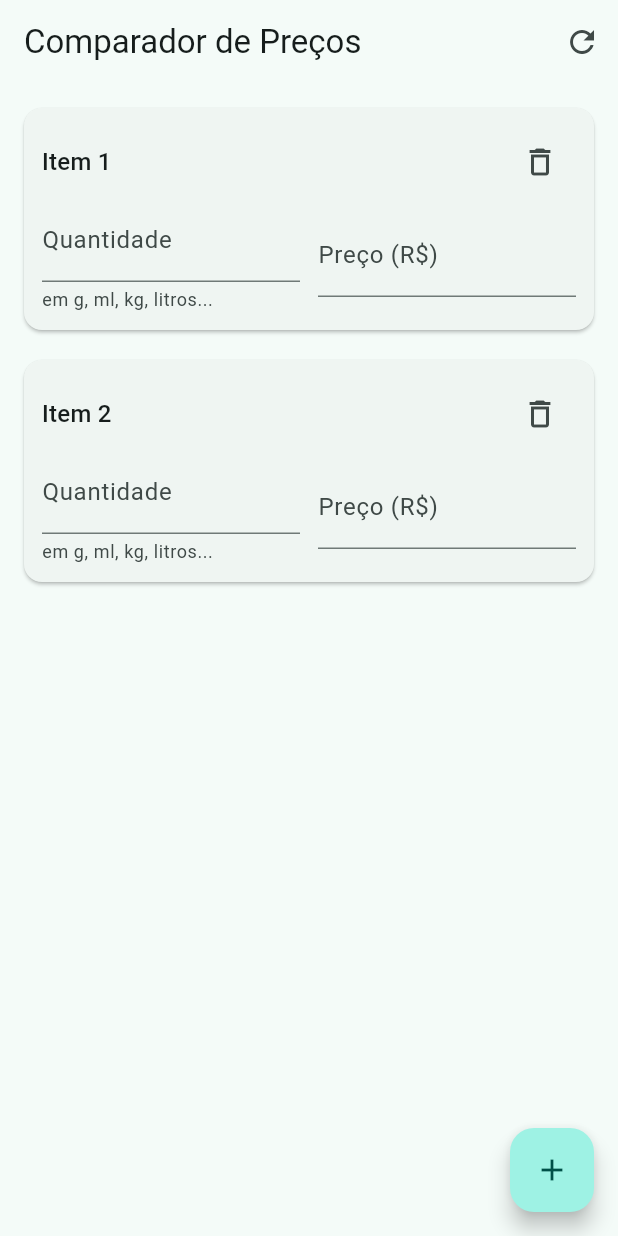
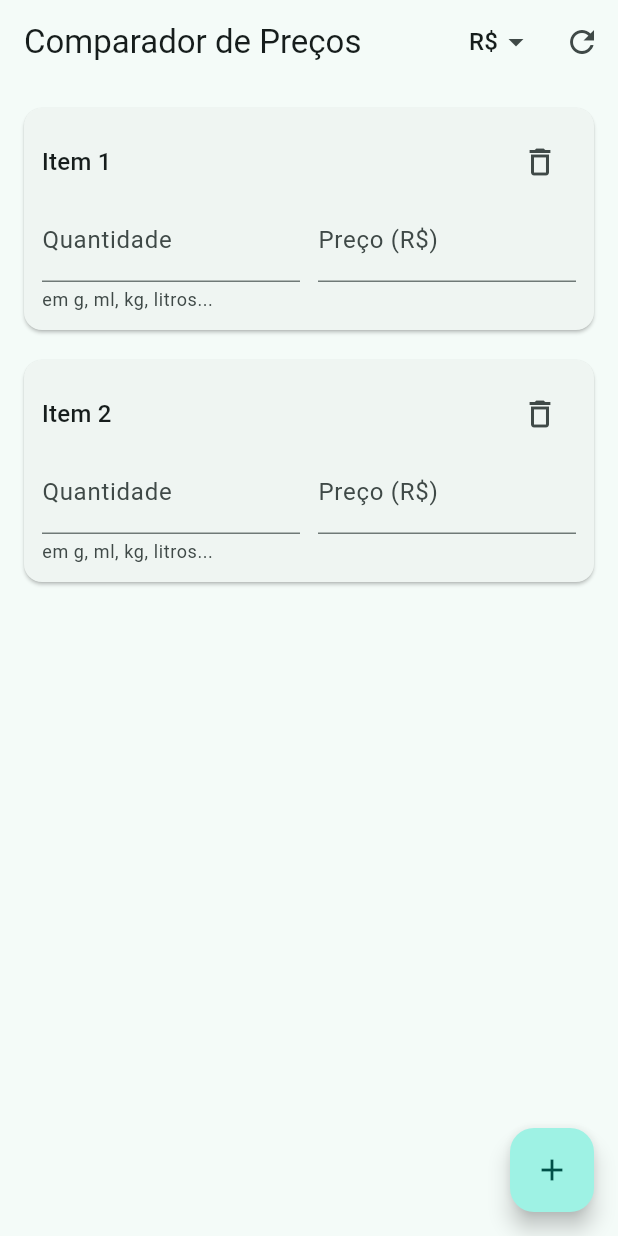
Before and after one commit to renatossa/comparador, a Flutter app: the screen it shows after launch, after a tap on the "delete outline" icon, on a phone screen of 412 x 824 dp. Run offline on Flutter 3.47's test engine with Material 3 defaults, Android fonts, the phone set to English and light mode, and no system bars; our stand-ins replace shared_preferences.

Commit message:
Primeira versão estável: corrige alinhamento, decimal e adiciona seletor de moeda
Validado em emulador Android real (Pixel_Comparador, API 36.1):

- Bug: campos Quantidade/Preço desalinhados verticalmente (Row centralizava
  por padrão apesar de alturas diferentes) — corrigido com
  crossAxisAlignment.start
- Campos numéricos agora aceitam "," e "." como separador decimal,
  tratados como equivalentes (specs/02-features/comparar-precos.md)
- Seletor manual de moeda (R$/€/$, padrão R$) na AppBar, persistido
  entre sessões — substitui a ideia de inferir a moeda pelo locale do
  idioma, que não é confiável (idioma do aparelho ≠ país do usuário,
  ver specs/03-non-functional.md)
- 04-migration-plan.md: Fases 1 e 2 marcadas como concluídas, incluindo
  verificação manual em dispositivo real

Co-Authored-By: Claude Sonnet 5 <noreply@anthropic.com>

```diff
--- a/lib/models/comparacao_model.dart
+++ b/lib/models/comparacao_model.dart
@@ -4,6 +4,7 @@ import 'package:flutter/foundation.dart';
 
 import '../services/storage_service.dart';
 import 'item.dart';
+import 'moeda.dart';
 
 class ComparacaoModel extends ChangeNotifier {
   ComparacaoModel({StorageService? storageService})
@@ -13,17 +14,30 @@ class ComparacaoModel extends ChangeNotifier {
 
   final StorageService _storage;
   final List<Item> itens = [];
+  Moeda moeda = Moeda.real;
 
-  /// Carrega os itens persistidos (RN08). Se não houver nada salvo, mantém o
-  /// estado inicial (RN05).
+  /// Carrega os itens e a moeda persistidos (RN08). Se não houver nada
+  /// salvo, mantém o estado inicial (RN05) e a moeda padrão.
   Future<void> carregar() async {
     final salvos = await _storage.carregar();
-    if (salvos.isEmpty) return;
+    if (salvos.isNotEmpty) {
+      itens
+        ..clear()
+        ..addAll(salvos);
+    }
 
-    itens
-      ..clear()
-      ..addAll(salvos);
+    final moedaSalva = await _storage.carregarMoeda();
+    if (moedaSalva != null) {
+      moeda = moedaSalva;
+    }
+
     _recalcularDestaques(persistir: false);
+  }
+
+  void selecionarMoeda(Moeda novaMoeda) {
+    moeda = novaMoeda;
+    notifyListeners();
+    unawaited(_storage.salvarMoeda(moeda));
   }
 
   void _resetarParaEstadoInicial() {
--- /dev/null
+++ b/lib/models/moeda.dart
@@ -0,0 +1,10 @@
+enum Moeda {
+  real('R\$', 'Real (Brasil)'),
+  euro('€', 'Euro'),
+  dolar('\$', 'Dólar (EUA)');
+
+  const Moeda(this.simbolo, this.nome);
+
+  final String simbolo;
+  final String nome;
+}
--- a/lib/screens/comparacao_screen.dart
+++ b/lib/screens/comparacao_screen.dart
@@ -2,6 +2,7 @@ import 'package:flutter/material.dart';
 import 'package:provider/provider.dart';
 
 import '../models/comparacao_model.dart';
+import '../models/moeda.dart';
 import '../widgets/item_card.dart';
 
 class ComparacaoScreen extends StatelessWidget {
@@ -13,6 +14,35 @@ class ComparacaoScreen extends StatelessWidget {
       appBar: AppBar(
         title: const Text('Comparador de Preços'),
         actions: [
+          Consumer<ComparacaoModel>(
+            builder: (context, model, _) => PopupMenuButton<Moeda>(
+              tooltip: 'Escolher moeda',
+              initialValue: model.moeda,
+              onSelected: (moeda) =>
+                  context.read<ComparacaoModel>().selecionarMoeda(moeda),
+              itemBuilder: (context) => Moeda.values
+                  .map(
+                    (moeda) => PopupMenuItem(
+                      value: moeda,
+                      child: Text('${moeda.simbolo}  ${moeda.nome}'),
+                    ),
+                  )
+                  .toList(),
+              child: Padding(
+                padding: const EdgeInsets.symmetric(horizontal: 8),
+                child: Row(
+                  mainAxisSize: MainAxisSize.min,
+                  children: [
+                    Text(
+                      model.moeda.simbolo,
+                      style: Theme.of(context).textTheme.titleMedium,
+                    ),
+                    const Icon(Icons.arrow_drop_down),
+                  ],
+                ),
+              ),
+            ),
+          ),
           IconButton(
             icon: const Icon(Icons.refresh),
             tooltip: 'Limpar',
@@ -37,6 +67,7 @@ class ComparacaoScreen extends StatelessWidget {
                   key: ObjectKey(item),
                   item: item,
                   index: index,
+                  moeda: model.moeda,
                   onQuantidadeChanged: (valor) =>
                       model.atualizarQuantidade(index, valor),
                   onPrecoChanged: (valor) =>
--- a/lib/services/storage_service.dart
+++ b/lib/services/storage_service.dart
@@ -3,21 +3,23 @@ import 'dart:convert';
 import 'package:shared_preferences/shared_preferences.dart';
 
 import '../models/item.dart';
+import '../models/moeda.dart';
 
 class StorageService {
-  static const _chave = 'comparacao_itens';
+  static const _chaveItens = 'comparacao_itens';
+  static const _chaveMoeda = 'comparacao_moeda';
 
   Future<void> salvar(List<Item> itens) async {
     final prefs = await SharedPreferences.getInstance();
     final lista = itens
         .map((item) => {'quantidade': item.quantidade, 'preco': item.preco})
         .toList();
-    await prefs.setString(_chave, jsonEncode(lista));
+    await prefs.setString(_chaveItens, jsonEncode(lista));
   }
 
   Future<List<Item>> carregar() async {
     final prefs = await SharedPreferences.getInstance();
-    final bruto = prefs.getString(_chave);
+    final bruto = prefs.getString(_chaveItens);
     if (bruto == null) return [];
 
     final lista = jsonDecode(bruto) as List;
@@ -28,4 +30,16 @@ class StorageService {
         ..preco = (map['preco'] as num?)?.toDouble();
     }).toList();
   }
+
+  Future<void> salvarMoeda(Moeda moeda) async {
+    final prefs = await SharedPreferences.getInstance();
+    await prefs.setString(_chaveMoeda, moeda.name);
+  }
+
+  Future<Moeda?> carregarMoeda() async {
+    final prefs = await SharedPreferences.getInstance();
+    final nome = prefs.getString(_chaveMoeda);
+    if (nome == null) return null;
+    return Moeda.values.asNameMap()[nome];
+  }
 }
--- a/lib/widgets/item_card.dart
+++ b/lib/widgets/item_card.dart
@@ -1,13 +1,16 @@
 import 'package:flutter/material.dart';
 import 'package:flutter/services.dart';
+import 'package:intl/intl.dart';
 
 import '../models/item.dart';
+import '../models/moeda.dart';
 
 class ItemCard extends StatefulWidget {
   const ItemCard({
     super.key,
     required this.item,
     required this.index,
+    required this.moeda,
     required this.onQuantidadeChanged,
     required this.onPrecoChanged,
     required this.onRemover,
@@ -15,6 +18,7 @@ class ItemCard extends StatefulWidget {
 
   final Item item;
   final int index;
+  final Moeda moeda;
   final ValueChanged<double?> onQuantidadeChanged;
   final ValueChanged<double?> onPrecoChanged;
   final VoidCallback onRemover;
@@ -27,9 +31,7 @@ class _ItemCardState extends State<ItemCard> {
   late final TextEditingController _quantidadeController;
   late final TextEditingController _precoController;
 
-  static final _apenasNumeros = FilteringTextInputFormatter.allow(
-    RegExp(r'[0-9.]'),
-  );
+  static final _decimalFormatter = _DecimalInputFormatter();
 
   @override
   void initState() {
@@ -49,6 +51,9 @@ class _ItemCardState extends State<ItemCard> {
     super.dispose();
   }
 
+  double? _parseDecimal(String texto) =>
+      double.tryParse(texto.replaceAll(',', '.'));
+
   @override
   Widget build(BuildContext context) {
     final item = widget.item;
@@ -57,6 +62,12 @@ class _ItemCardState extends State<ItemCard> {
       ItemStatus.pior => Colors.red,
       ItemStatus.neutro => null,
     };
+
+    final formato = NumberFormat.currency(
+      locale: Localizations.localeOf(context).toString(),
+      symbol: widget.moeda.simbolo,
+      decimalDigits: 4,
+    );
 
     return Card(
       color: corDestaque?.withValues(alpha: 0.12),
@@ -85,6 +96,7 @@ class _ItemCardState extends State<ItemCard> {
               ],
             ),
             Row(
+              crossAxisAlignment: CrossAxisAlignment.start,
               children: [
                 Expanded(
                   child: TextField(
@@ -92,13 +104,13 @@ class _ItemCardState extends State<ItemCard> {
                     keyboardType: const TextInputType.numberWithOptions(
                       decimal: true,
                     ),
-                    inputFormatters: [_apenasNumeros],
+                    inputFormatters: [_decimalFormatter],
                     decoration: const InputDecoration(
                       labelText: 'Quantidade',
                       helperText: 'em g, ml, kg, litros...',
                     ),
                     onChanged: (texto) =>
-                        widget.onQuantidadeChanged(double.tryParse(texto)),
+                        widget.onQuantidadeChanged(_parseDecimal(texto)),
                   ),
                 ),
                 const SizedBox(width: 12),
@@ -108,10 +120,12 @@ class _ItemCardState extends State<ItemCard> {
                     keyboardType: const TextInputType.numberWithOptions(
                       decimal: true,
                     ),
-                    inputFormatters: [_apenasNumeros],
-                    decoration: const InputDecoration(labelText: 'Preço (R\$)'),
+                    inputFormatters: [_decimalFormatter],
+                    decoration: InputDecoration(
+                      labelText: 'Preço (${widget.moeda.simbolo})',
+                    ),
                     onChanged: (texto) =>
-                        widget.onPrecoChanged(double.tryParse(texto)),
+                        widget.onPrecoChanged(_parseDecimal(texto)),
                   ),
                 ),
               ],
@@ -119,7 +133,7 @@ class _ItemCardState extends State<ItemCard> {
             if (item.isValido) ...[
               const SizedBox(height: 8),
               Text(
-                'R\$ ${item.valorPorUnidade.toStringAsFixed(4)} / unidade',
+                '${formato.format(item.valorPorUnidade)} / unidade',
                 style: Theme.of(context).textTheme.bodyMedium,
               ),
             ],
@@ -127,6 +141,23 @@ class _ItemCardState extends State<ItemCard> {
         ),
       ),
     );
+  }
+}
+
+/// Aceita dígitos com no máximo um separador decimal (`,` ou `.`), tratados
+/// como equivalentes — o teclado varia por região/dispositivo.
+class _DecimalInputFormatter extends TextInputFormatter {
+  @override
+  TextEditingValue formatEditUpdate(
+    TextEditingValue oldValue,
+    TextEditingValue newValue,
+  ) {
+    final texto = newValue.text;
+    if (texto.isEmpty) return newValue;
+
+    if (!RegExp(r'^\d*[.,]?\d*$').hasMatch(texto)) return oldValue;
+
+    return newValue;
   }
 }
 
--- a/pubspec.yaml
+++ b/pubspec.yaml
@@ -36,6 +36,7 @@ dependencies:
   cupertino_icons: ^1.0.8
   provider: ^6.1.5+1
   shared_preferences: ^2.5.5
+  intl: ^0.20.3
 
 dev_dependencies:
   flutter_test:
```
Also changed, not shown: pubspec.lock, 5 other files.
